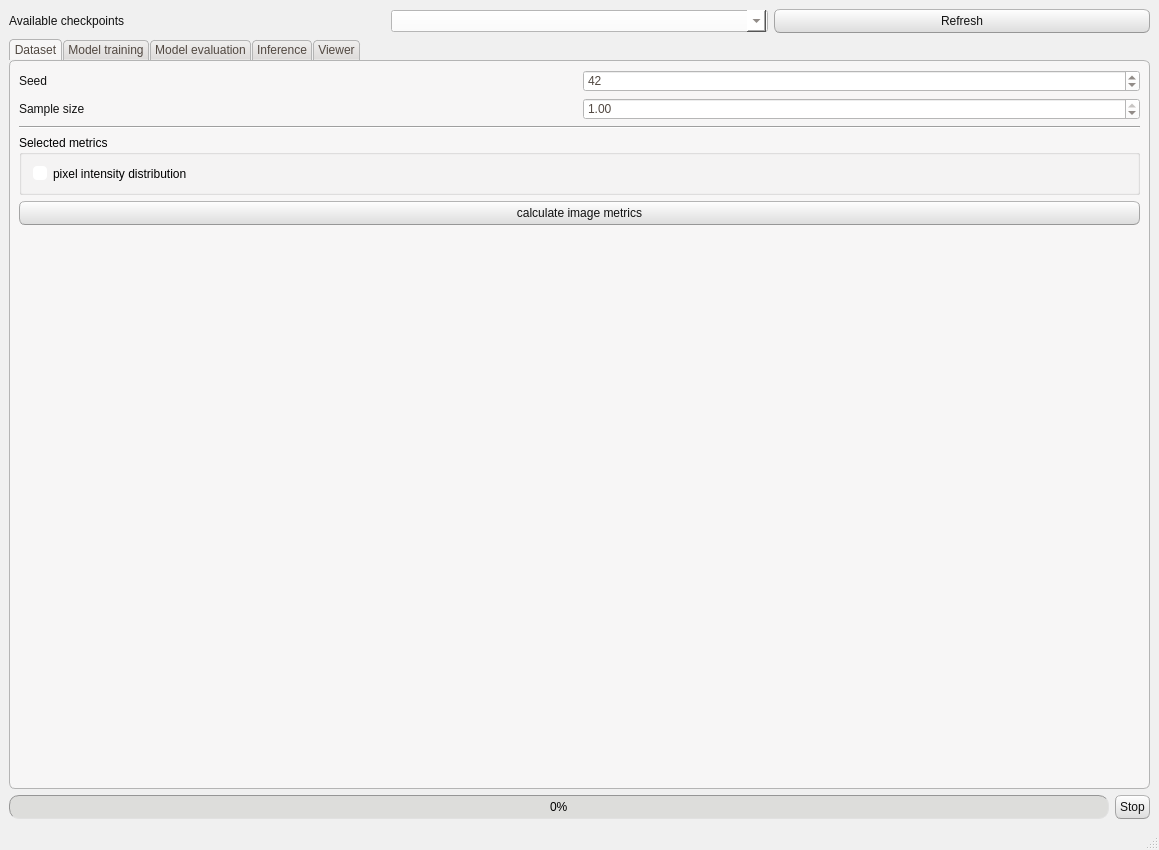
Before: the Qt Designer form NISTADS/commons/interface/layout/window_layout.ui in CTCycle/ADSMOD-Adsorption-Modeling, drawn with Qt 5.
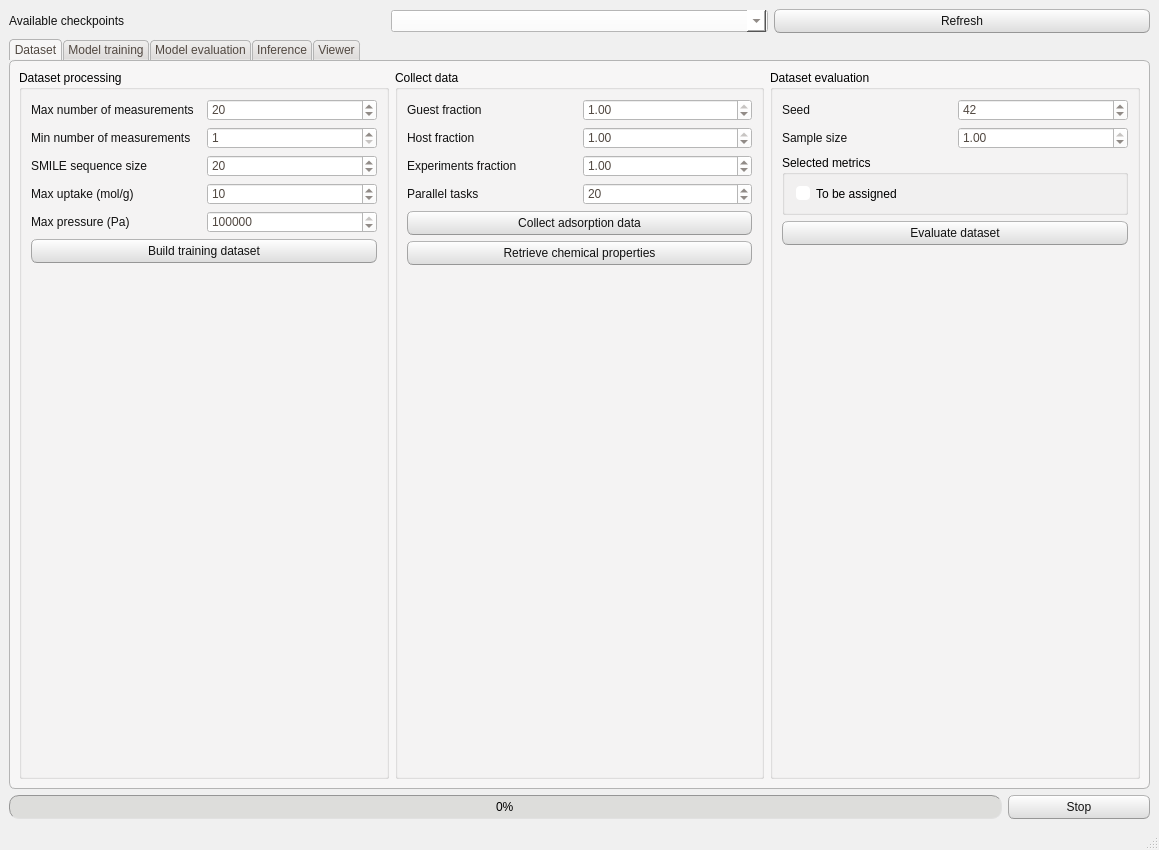
After: the same form once the commit is applied. The open tabs and pages were chosen to show the change.

Commit message: added logic for data collection and molecular properties retrieval, modified UI and added widgets

What changed in the file:
```diff
--- a/NISTADS/commons/interface/layout/window_layout.ui
+++ b/NISTADS/commons/interface/layout/window_layout.ui
@@ -512,9 +512,9 @@
 }</string>
   </property>
   <widget class="QWidget" name="centralwidget">
-   <layout class="QVBoxLayout" name="verticalLayout_3">
-    <item>
-     <layout class="QHBoxLayout" name="horizontalLayout_5">
+   <layout class="QGridLayout" name="gridLayout_3">
+    <item row="0" column="0">
+     <layout class="QHBoxLayout" name="checkpointsLayout">
       <item>
        <widget class="QLabel" name="ACLabel">
         <property name="text">
@@ -534,8 +534,8 @@
       </item>
      </layout>
     </item>
-    <item>
-     <widget class="QTabWidget" name="viewTab">
+    <item row="1" column="0">
+     <widget class="QTabWidget" name="Tabs">
       <property name="accessibleName">
        <string/>
       </property>
@@ -549,92 +549,399 @@
        <attribute name="title">
         <string>Dataset</string>
        </attribute>
-       <layout class="QVBoxLayout" name="verticalLayout_7">
-        <item>
-         <layout class="QHBoxLayout" name="datasetMetricGroup">
-          <item>
-           <widget class="QLabel" name="seedLabel">
-            <property name="text">
-             <string>Seed</string>
-            </property>
-           </widget>
-          </item>
-          <item>
-           <widget class="QSpinBox" name="seed">
-            <property name="value">
-             <number>42</number>
-            </property>
-           </widget>
-          </item>
-         </layout>
+       <layout class="QGridLayout" name="gridLayout_4">
+        <item row="0" column="0">
+         <widget class="QGroupBox" name="datasetProcessGroup">
+          <property name="title">
+           <string>Dataset processing</string>
+          </property>
+          <layout class="QVBoxLayout" name="verticalLayout_8">
+           <item>
+            <layout class="QHBoxLayout" name="MPLayout">
+             <item>
+              <widget class="QLabel" name="MPLabel">
+               <property name="text">
+                <string>Max number of measurements</string>
+               </property>
+              </widget>
+             </item>
+             <item>
+              <widget class="QSpinBox" name="maxPoints">
+               <property name="minimum">
+                <number>1</number>
+               </property>
+               <property name="maximum">
+                <number>999</number>
+               </property>
+               <property name="value">
+                <number>20</number>
+               </property>
+              </widget>
+             </item>
+            </layout>
+           </item>
+           <item>
+            <layout class="QHBoxLayout" name="MPLayout2">
+             <item>
+              <widget class="QLabel" name="MPLabel2">
+               <property name="text">
+                <string>Min number of measurements</string>
+               </property>
+              </widget>
+             </item>
+             <item>
+              <widget class="QSpinBox" name="minPoints">
+               <property name="minimum">
+                <number>1</number>
+               </property>
+               <property name="maximum">
+                <number>100</number>
+               </property>
+               <property name="value">
+                <number>1</number>
+               </property>
+              </widget>
+             </item>
+            </layout>
+           </item>
+           <item>
+            <layout class="QHBoxLayout" name="SMSLayout">
+             <item>
+              <widget class="QLabel" name="SMSLabel">
+               <property name="text">
+                <string>SMILE sequence size</string>
+               </property>
+              </widget>
+             </item>
+             <item>
+              <widget class="QSpinBox" name="smileSeqSize">
+               <property name="minimum">
+                <number>1</number>
+               </property>
+               <property name="maximum">
+                <number>200</number>
+               </property>
+               <property name="value">
+                <number>20</number>
+               </property>
+              </widget>
+             </item>
+            </layout>
+           </item>
+           <item>
+            <layout class="QHBoxLayout" name="MULayout">
+             <item>
+              <widget class="QLabel" name="MULAbel">
+               <property name="text">
+                <string>Max uptake (mol/g)</string>
+               </property>
+              </widget>
+             </item>
+             <item>
+              <widget class="QSpinBox" name="maxUptake">
+               <property name="minimum">
+                <number>0</number>
+               </property>
+               <property name="maximum">
+                <number>100</number>
+               </property>
+               <property name="value">
+                <number>10</number>
+               </property>
+              </widget>
+             </item>
+            </layout>
+           </item>
+           <item>
+            <layout class="QHBoxLayout" name="MPreLayout">
+             <item>
+              <widget class="QLabel" name="MPreLabel">
+               <property name="text">
+                <string>Max pressure (Pa)</string>
+               </property>
+              </widget>
+             </item>
+             <item>
+              <widget class="QSpinBox" name="maxPressure">
+               <property name="minimum">
+                <number>1</number>
+               </property>
+               <property name="maximum">
+                <number>100000000</number>
+               </property>
+               <property name="singleStep">
+                <number>1000</number>
+               </property>
+               <property name="value">
+                <number>1000000</number>
+               </property>
+               <property name="displayIntegerBase">
+                <number>10</number>
+               </property>
+              </widget>
+             </item>
+            </layout>
+           </item>
+           <item>
+            <widget class="QPushButton" name="buildMLDataset">
+             <property name="text">
+              <string>Build training dataset</string>
+             </property>
+            </widget>
+           </item>
+           <item>
+            <spacer name="verticalSpacer_11">
+             <property name="orientation">
+              <enum>Qt::Orientation::Vertical</enum>
+             </property>
+             <property name="sizeHint" stdset="0">
+              <size>
+               <width>218</width>
+               <height>494</height>
+              </size>
+             </property>
+            </spacer>
+           </item>
+          </layout>
+         </widget>
         </item>
-        <item>
-         <layout class="QHBoxLayout" name="horizontalLayout">
-          <item>
-           <widget class="QLabel" name="SSLabel">
-            <property name="text">
-             <string>Sample size</string>
-            </property>
-           </widget>
-          </item>
-          <item>
-           <widget class="QDoubleSpinBox" name="sampleSize">
-            <property name="maximum">
-             <double>1.000000000000000</double>
-            </property>
-            <property name="singleStep">
-             <double>0.050000000000000</double>
-            </property>
-            <property name="value">
-             <double>1.000000000000000</double>
-            </property>
-           </widget>
-          </item>
-         </layout>
-        </item>
-        <item>
-         <widget class="Line" name="line">
-          <property name="orientation">
-           <enum>Qt::Orientation::Horizontal</enum>
+        <item row="0" column="1">
+         <widget class="QGroupBox" name="datasetProcessGroup_2">
+          <property name="title">
+           <string>Collect data</string>
           </property>
+          <layout class="QVBoxLayout" name="verticalLayout_22">
+           <item>
+            <layout class="QHBoxLayout" name="GFLayout">
+             <item>
+              <widget class="QLabel" name="GFLabel">
+               <property name="text">
+                <string>Guest fraction</string>
+               </property>
+              </widget>
+             </item>
+             <item>
+              <widget class="QDoubleSpinBox" name="guestFraction">
+               <property name="minimum">
+                <double>0.050000000000000</double>
+               </property>
+               <property name="maximum">
+                <double>1.000000000000000</double>
+               </property>
+               <property name="singleStep">
+                <double>0.050000000000000</double>
+               </property>
+               <property name="value">
+                <double>1.000000000000000</double>
+               </property>
+              </widget>
+             </item>
+            </layout>
+           </item>
+           <item>
+            <layout class="QHBoxLayout" name="HFLayout">
+             <item>
+              <widget class="QLabel" name="HFLabel">
+               <property name="text">
+                <string>Host fraction</string>
+               </property>
+              </widget>
+             </item>
+             <item>
+              <widget class="QDoubleSpinBox" name="hostFraction">
+               <property name="minimum">
+                <double>0.050000000000000</double>
+               </property>
+               <property name="maximum">
+                <double>1.000000000000000</double>
+               </property>
+               <property name="singleStep">
+                <double>0.050000000000000</double>
+               </property>
+               <property name="value">
+                <double>1.000000000000000</double>
+               </property>
+              </widget>
+             </item>
+            </layout>
+           </item>
+           <item>
+            <layout class="QHBoxLayout" name="EFLayout">
+             <item>
+              <widget class="QLabel" name="EFLabel">
+               <property name="text">
+                <string>Experiments fraction</string>
+               </property>
+              </widget>
+             </item>
+             <item>
+              <widget class="QDoubleSpinBox" name="expFraction">
+               <property name="minimum">
+                <double>0.050000000000000</double>
+               </property>
+               <property name="maximum">
+                <double>10.000000000000000</double>
+               </property>
+               <property name="singleStep">
+                <double>0.050000000000000</double>
+               </property>
+               <property name="value">
+                <double>1.000000000000000</double>
+               </property>
+              </widget>
+             </item>
+            </layout>
+           </item>
+           <item>
+            <layout class="QHBoxLayout" name="PTLayout">
+             <item>
+              <widget class="QLabel" name="PTLabel">
+               <property name="text">
+                <string>Parallel tasks</string>
+               </property>
+              </widget>
+             </item>
+             <item>
+              <widget class="QSpinBox" name="parallelTasks">
+               <property name="minimum">
+                <number>1</number>
+               </property>
+               <property name="maximum">
+                <number>500</number>
+               </property>
+               <property name="value">
+                <number>20</number>
+               </property>
+              </widget>
+             </item>
+            </layout>
+           </item>
+           <item>
+            <widget class="QPushButton" name="collectAdsData">
+             <property name="text">
+              <string>Collect adsorption data</string>
+             </property>
+            </widget>
+           </item>
+           <item>
+            <widget class="QPushButton" name="retrieveChemProperties">
+             <property name="text">
+              <string>Retrieve chemical properties</string>
+             </property>
+            </widget>
+           </item>
+           <item>
+            <spacer name="verticalSpacer_12">
+             <property name="orientation">
+              <enum>Qt::Orientation::Vertical</enum>
+             </property>
+             <property name="sizeHint" stdset="0">
+              <size>
+               <width>218</width>
+               <height>494</height>
+              </size>
+             </property>
+            </spacer>
+           </item>
+          </layout>
          </widget>
         </item>
-        <item>
-         <widget class="QGroupBox" name="groupBox_7">
+        <item row="0" column="2">
+         <widget class="QGroupBox" name="datasetEvalGroup">
           <property name="title">
-           <string>Selected metrics</string>
+           <string>Dataset evaluation</string>
           </property>
           <layout class="QVBoxLayout" name="verticalLayout">
            <item>
-            <widget class="QCheckBox" name="getPixDist">
+            <layout class="QHBoxLayout" name="seedLayout">
+             <item>
+              <widget class="QLabel" name="seedLabel">
+               <property name="text">
+                <string>Seed</string>
+               </property>
+              </widget>
+             </item>
+             <item>
+              <widget class="QSpinBox" name="seed">
+               <property name="minimum">
+                <number>1</number>
+               </property>
+               <property name="maximum">
+                <number>999999</number>
+               </property>
+               <property name="value">
+                <number>42</number>
+               </property>
+              </widget>
+             </item>
+            </layout>
+           </item>
+           <item>
+            <layout class="QHBoxLayout" name="SSLayout">
+             <item>
+              <widget class="QLabel" name="SSLabel">
+               <property name="text">
+                <string>Sample size</string>
+               </property>
+              </widget>
+             </item>
+             <item>
+              <widget class="QDoubleSpinBox" name="sampleSize">
+               <property name="minimum">
+                <double>0.010000000000000</double>
+               </property>
+               <property name="maximum">
+                <double>1.000000000000000</double>
+               </property>
+               <property name="singleStep">
+                <double>0.050000000000000</double>
+               </property>
+               <property name="value">
+                <double>1.000000000000000</double>
+               </property>
+              </widget>
+             </item>
+            </layout>
+           </item>
+           <item>
+            <widget class="QGroupBox" name="selectedMetricsDataGroup">
+             <property name="title">
+              <string>Selected metrics</string>
+             </property>
+             <layout class="QVBoxLayout" name="verticalLayout_13">
+              <item>
+               <widget class="QCheckBox" name="getMetric">
+                <property name="text">
+                 <string>To be assigned</string>
+                </property>
+               </widget>
+              </item>
+             </layout>
+            </widget>
+           </item>
+           <item>
+            <widget class="QPushButton" name="evaluateDataset">
              <property name="text">
-              <string>pixel intensity distribution</string>
+              <string>Evaluate dataset</string>
              </property>
             </widget>
            </item>
+           <item>
+            <spacer name="verticalSpacer">
+             <property name="orientation">
+              <enum>Qt::Orientation::Vertical</enum>
+             </property>
+             <property name="sizeHint" stdset="0">
+              <size>
+               <width>218</width>
+               <height>645</height>
+              </size>
+             </property>
+            </spacer>
+           </item>
           </layout>
          </widget>
         </item>
-        <item>
-         <widget class="QPushButton" name="getImgMetrics">
-          <property name="text">
-           <string>calculate image metrics</string>
-          </property>
-         </widget>
-        </item>
-        <item>
-         <spacer name="verticalSpacer">
-          <property name="orientation">
-           <enum>Qt::Orientation::Vertical</enum>
-          </property>
-          <property name="sizeHint" stdset="0">
-           <size>
-            <width>218</width>
-            <height>454</height>
-           </size>
-          </property>
-         </spacer>
-        </item>
        </layout>
       </widget>
       <widget class="QWidget" name="trainTab">
@@ -1191,7 +1498,7 @@
             <property name="title">
              <string>Model</string>
             </property>
-            <layout class="QVBoxLayout" name="verticalLayout_8">
+            <layout class="QVBoxLayout" name="verticalLayout_3">
              <item>
               <widget class="QCheckBox" name="mixedPrecision">
                <property name="text">
@@ -1342,39 +1649,9 @@
               </widget>
              </item>
              <item>
-              <layout class="QHBoxLayout" name="horizontalLayout_32">
-               <item>
-                <widget class="QLabel" name="label_15">
-                 <property name="text">
-                  <string>Number of images</string>
-                 </property>
-                </widget>
-               </item>
-               <item>
-                <widget class="QSpinBox" name="numImages">
-                 <property name="maximum">
-                  <number>100</number>
-                 </property>
-                 <property name="value">
-                  <number>6</number>
-                 </property>
-                </widget>
-               </item>
-              </layout>
-             </item>
-            </layout>
-           </widget>
-          </item>
-          <item>
-           <widget class="QGroupBox" name="groupBox_11">
-            <property name="title">
-             <string>Selected metrics</string>
-            </property>
-            <layout class="QVBoxLayout" name="verticalLayout_21">
-             <item>
-              <widget class="QCheckBox" name="evalReport">
-               <property name="text">
-                <string>Loss and metrics</string>
+              <widget class="QGroupBox" name="groupBox_7">
+               <property name="title">
+                <string>Selected metrics</string>
                </property>
               </widget>
              </item>
@@ -1457,15 +1734,46 @@
        </attribute>
        <layout class="QHBoxLayout" name="horizontalLayout_35">
         <item>
-         <layout class="QHBoxLayout" name="horizontalLayout_33" stretch="0">
-          <item>
-           <layout class="QVBoxLayout" name="verticalLayout_13">
-            <item>
-             <widget class="QGroupBox" name="groupBox_10">
-              <property name="title">
-               <string>Configuration</string>
-              </property>
-              <layout class="QVBoxLayout" name="verticalLayout_16">
+         <widget class="QGroupBox" name="inferenceConfigGroup">
+          <property name="title">
+           <string>Configuration</string>
+          </property>
+          <layout class="QVBoxLayout" name="verticalLayout_16">
+           <item>
+            <layout class="QHBoxLayout" name="horizontalLayout_26">
+             <item>
+              <widget class="QLabel" name="ITLabel">
+               <property name="text">
+                <string>Temperature</string>
+               </property>
+              </widget>
+             </item>
+             <item>
+              <widget class="QDoubleSpinBox" name="inferenceTemp">
+               <property name="maximum">
+                <double>100.000000000000000</double>
+               </property>
+               <property name="singleStep">
+                <double>0.050000000000000</double>
+               </property>
+               <property name="value">
+                <double>1.000000000000000</double>
+               </property>
+              </widget>
+             </item>
+            </layout>
+           </item>
+           <item>
+            <layout class="QHBoxLayout" name="horizontalLayout_33">
+             <item>
+              <widget class="QLabel" name="IMLabel">
+               <property name="text">
+                <string>Inference mode</string>
+               </property>
+              </widget>
+             </item>
+             <item>
+              <widget class="QComboBox" name="inferenceMode">
                <item>
                 <widget class="QCheckBox" name="runInferenceGPU">
                  <property name="text">
@@ -1473,35 +1781,44 @@
                  </property>
                 </widget>
                </item>
-              </layout>
-             </widget>
-            </item>
-            <item>
-             <widget class="QPushButton" name="encodeImages">
-              <property name="text">
-               <string>Encode images</string>
-              </property>
-             </widget>
-            </item>
-            <item>
-             <spacer name="verticalSpacer_8">
-              <property name="orientation">
-               <enum>Qt::Orientation::Vertical</enum>
-              </property>
-              <property name="sizeHint" stdset="0">
-               <size>
-                <width>20</width>
-                <height>40</height>
-               </size>
-              </property>
-             </spacer>
-            </item>
-            <item>
-             <layout class="QVBoxLayout" name="verticalLayout_10"/>
-            </item>
-           </layout>
-          </item>
-         </layout>
+               <item>
+                <property name="text">
+                 <string>beam search</string>
+                </property>
+               </item>
+              </widget>
+             </item>
+            </layout>
+           </item>
+           <item>
+            <widget class="QCheckBox" name="runInferenceGPU">
+             <property name="text">
+              <string>Run inference on GPU</string>
+             </property>
+            </widget>
+           </item>
+           <item>
+            <widget class="QPushButton" name="generateReports">
+             <property name="text">
+              <string>Generate reports</string>
+             </property>
+            </widget>
+           </item>
+          </layout>
+         </widget>
+        </item>
+        <item>
+         <spacer name="verticalSpacer_8">
+          <property name="orientation">
+           <enum>Qt::Orientation::Vertical</enum>
+          </property>
+          <property name="sizeHint" stdset="0">
+           <size>
+            <width>20</width>
+            <height>40</height>
+           </size>
+          </property>
+         </spacer>
         </item>
        </layout>
       </widget>
@@ -1617,7 +1934,7 @@
           <property name="title">
            <string>Images</string>
           </property>
-          <layout class="QHBoxLayout" name="horizontalLayout_28">
+          <layout class="QVBoxLayout" name="verticalLayout_7" stretch="5">
            <item>
             <layout class="QVBoxLayout" name="canvasWidgetLayout">
              <item>
@@ -1632,8 +1949,8 @@
       </widget>
      </widget>
     </item>
-    <item>
-     <layout class="QHBoxLayout" name="horizontalLayout_3">
+    <item row="2" column="0">
+     <layout class="QHBoxLayout" name="progressLayour" stretch="7,1">
       <item>
        <widget class="QProgressBar" name="progressBar">
         <property name="value">
```
Left out of the diff: 612 changed lines with no effect on the pictures. The commit also changes 14 other files.
